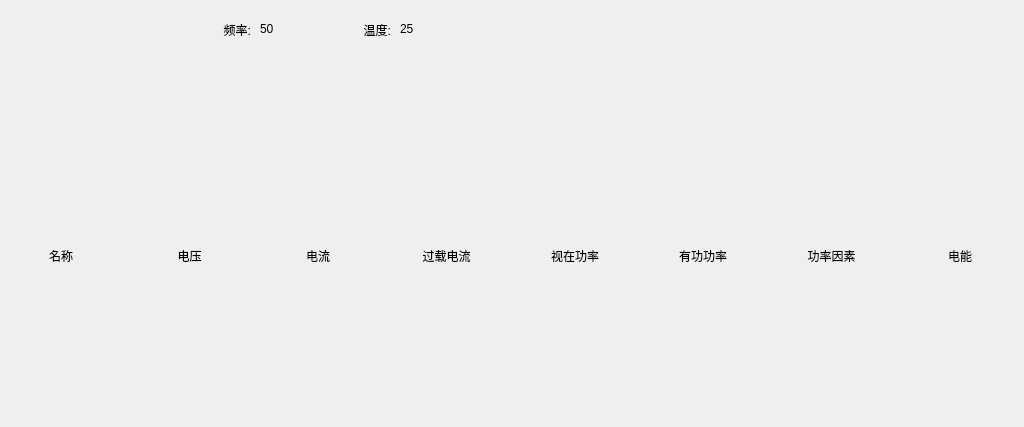
Before: the Qt Designer form BusBar-Qt/line/linewid.ui in luozhiyong131/BusBar, drawn with Qt 5.
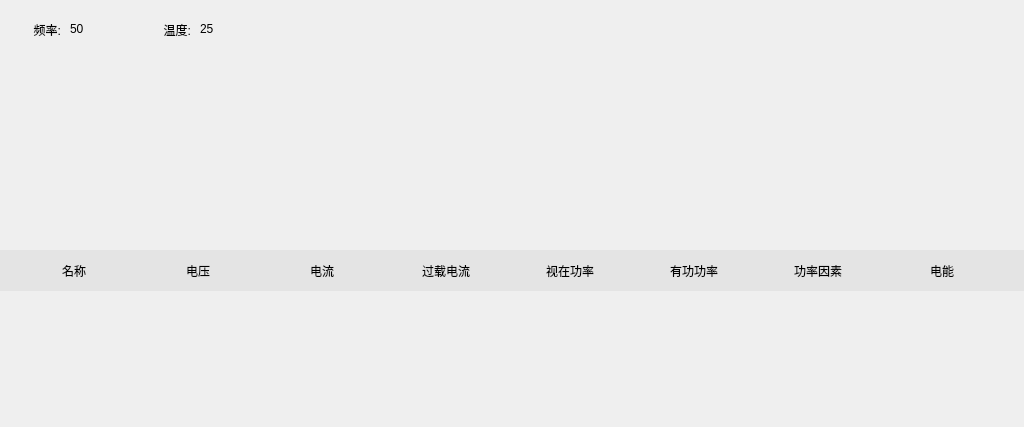
After: the same form once the commit is applied.

Patch:
```diff
--- a/BusBar-Qt/line/linewid.ui
+++ b/BusBar-Qt/line/linewid.ui
@@ -16,7 +16,7 @@
   <widget class="QLabel" name="label">
    <property name="geometry">
     <rect>
-     <x>190</x>
+     <x>0</x>
      <y>20</y>
      <width>61</width>
      <height>20</height>
@@ -32,7 +32,7 @@
   <widget class="QLabel" name="rateLab">
    <property name="geometry">
     <rect>
-     <x>260</x>
+     <x>70</x>
      <y>20</y>
      <width>41</width>
      <height>18</height>
@@ -45,7 +45,7 @@
   <widget class="QLabel" name="temLab">
    <property name="geometry">
     <rect>
-     <x>400</x>
+     <x>200</x>
      <y>20</y>
      <width>41</width>
      <height>18</height>
@@ -58,7 +58,7 @@
   <widget class="QLabel" name="label_2">
    <property name="geometry">
     <rect>
-     <x>330</x>
+     <x>130</x>
      <y>20</y>
      <width>61</width>
      <height>20</height>
@@ -76,7 +76,7 @@
     <rect>
      <x>10</x>
      <y>60</y>
-     <width>801</width>
+     <width>1011</width>
      <height>111</height>
     </rect>
    </property>
@@ -85,44 +85,86 @@
    <property name="geometry">
     <rect>
      <x>0</x>
-     <y>270</y>
+     <y>290</y>
      <width>1024</width>
-     <height>31</height>
+     <height>35</height>
     </rect>
    </property>
+   <property name="styleSheet">
+    <string notr="true"/>
+   </property>
   </widget>
   <widget class="QWidget" name="line2Wid" native="true">
    <property name="geometry">
     <rect>
      <x>0</x>
-     <y>310</y>
+     <y>330</y>
      <width>1024</width>
-     <height>31</height>
+     <height>35</height>
     </rect>
    </property>
+   <property name="styleSheet">
+    <string notr="true"/>
+   </property>
   </widget>
   <widget class="QWidget" name="line3Wid" native="true">
    <property name="geometry">
     <rect>
      <x>0</x>
-     <y>360</y>
+     <y>370</y>
+     <width>1024</width>
+     <height>35</height>
+    </rect>
+   </property>
+   <property name="styleSheet">
+    <string notr="true"/>
+   </property>
+  </widget>
+  <widget class="QWidget" name="line1Wid_2" native="true">
+   <property name="geometry">
+    <rect>
+     <x>0</x>
+     <y>250</y>
      <width>1024</width>
      <height>41</height>
     </rect>
    </property>
-  </widget>
-  <widget class="QWidget" name="">
-   <property name="geometry">
-    <rect>
-     <x>0</x>
-     <y>240</y>
-     <width>1021</width>
-     <height>31</height>
-    </rect>
+   <property name="styleSheet">
+    <string notr="true">background-color: rgb(228,228,228);</string>
    </property>
    <layout class="QHBoxLayout" name="horizontalLayout">
+    <property name="spacing">
+     <number>0</number>
+    </property>
+    <property name="leftMargin">
+     <number>0</number>
+    </property>
+    <property name="topMargin">
+     <number>0</number>
+    </property>
+    <property name="rightMargin">
+     <number>0</number>
+    </property>
+    <property name="bottomMargin">
+     <number>0</number>
+    </property>
     <item>
      <widget class="QLabel" name="label_5">
+      <property name="minimumSize">
+       <size>
+        <width>100</width>
+        <height>0</height>
+       </size>
+      </property>
+      <property name="maximumSize">
+       <size>
+        <width>100</width>
+        <height>16777215</height>
+       </size>
+      </property>
+      <property name="styleSheet">
+       <string notr="true"/>
+      </property>
       <property name="text">
        <string>名称</string>
       </property>
@@ -133,6 +175,18 @@
     </item>
     <item>
      <widget class="QLabel" name="label_13">
+      <property name="minimumSize">
+       <size>
+        <width>100</width>
+        <height>0</height>
+       </size>
+      </property>
+      <property name="maximumSize">
+       <size>
+        <width>100</width>
+        <height>16777215</height>
+       </size>
+      </property>
       <property name="text">
        <string>电压</string>
       </property>
@@ -143,6 +197,18 @@
     </item>
     <item>
      <widget class="QLabel" name="label_9">
+      <property name="minimumSize">
+       <size>
+        <width>100</width>
+        <height>0</height>
+       </size>
+      </property>
+      <property name="maximumSize">
+       <size>
+        <width>100</width>
+        <height>16777215</height>
+       </size>
+      </property>
       <property name="text">
        <string>电流</string>
       </property>
@@ -153,6 +219,18 @@
     </item>
     <item>
      <widget class="QLabel" name="label_3">
+      <property name="minimumSize">
+       <size>
+        <width>100</width>
+        <height>0</height>
+       </size>
+      </property>
+      <property name="maximumSize">
+       <size>
+        <width>100</width>
+        <height>16777215</height>
+       </size>
+      </property>
       <property name="text">
        <string>过载电流</string>
       </property>
@@ -163,6 +241,18 @@
     </item>
     <item>
      <widget class="QLabel" name="label_4">
+      <property name="minimumSize">
+       <size>
+        <width>100</width>
+        <height>0</height>
+       </size>
+      </property>
+      <property name="maximumSize">
+       <size>
+        <width>100</width>
+        <height>16777215</height>
+       </size>
+      </property>
       <property name="text">
        <string>视在功率</string>
       </property>
@@ -173,6 +263,18 @@
     </item>
     <item>
      <widget class="QLabel" name="label_8">
+      <property name="minimumSize">
+       <size>
+        <width>100</width>
+        <height>0</height>
+       </size>
+      </property>
+      <property name="maximumSize">
+       <size>
+        <width>100</width>
+        <height>16777215</height>
+       </size>
+      </property>
       <property name="text">
        <string>有功功率</string>
       </property>
@@ -183,6 +285,18 @@
     </item>
     <item>
      <widget class="QLabel" name="label_6">
+      <property name="minimumSize">
+       <size>
+        <width>100</width>
+        <height>0</height>
+       </size>
+      </property>
+      <property name="maximumSize">
+       <size>
+        <width>100</width>
+        <height>16777215</height>
+       </size>
+      </property>
       <property name="text">
        <string>功率因素</string>
       </property>
@@ -193,6 +307,18 @@
     </item>
     <item>
      <widget class="QLabel" name="label_7">
+      <property name="minimumSize">
+       <size>
+        <width>100</width>
+        <height>0</height>
+       </size>
+      </property>
+      <property name="maximumSize">
+       <size>
+        <width>100</width>
+        <height>16777215</height>
+       </size>
+      </property>
       <property name="text">
        <string>电能</string>
       </property>
```
